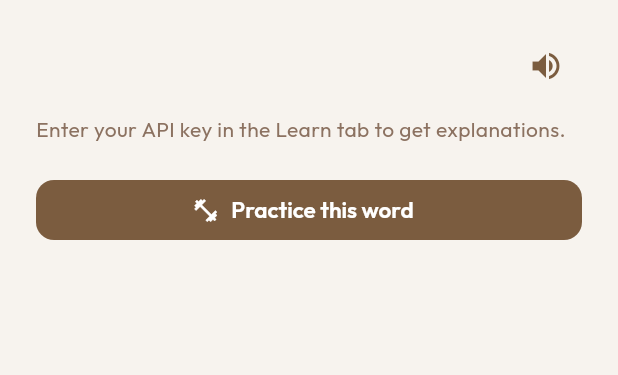
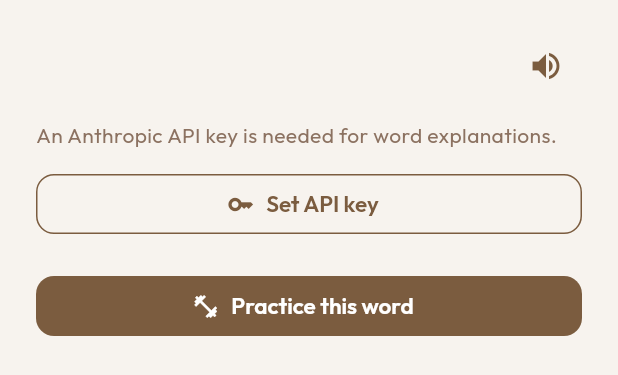
Before and after one commit to benfinkel15/koala, a Flutter app: the WordDrillSheet widget shown alone on an empty page, opened directly with empty values, on a phone screen of 412 x 824 dp. Shown: the top 375 px of the screen. Run offline on Flutter 3.47's test engine with Material 3 defaults, Android fonts, the phone set to English and light mode, and no system bars; our stand-ins replace cloud_firestore, firebase_auth, firebase_core, flutter_animate, flutter_riverpod, flutter_tts and 4 more; accounts and stored records are empty.

Commit message:
fix chat CORS and word drill key prompt
Add missing anthropic-dangerous-direct-browser-access header to
conversation screen so API calls succeed from the browser. Replace
the static no-key message in WordDrillSheet with a Set API key button
that saves the key and immediately retries loading the explanation.

Co-Authored-By: Claude Sonnet 4.6 <noreply@anthropic.com>
Claude-Session: https://claude.ai/code/session_01XyDmqyPymLsEJuYkQu2ay9

```diff
--- a/lib/features/conversation/presentation/conversation_screen.dart
+++ b/lib/features/conversation/presentation/conversation_screen.dart
@@ -122,6 +122,7 @@ class _ConversationScreenState extends State<ConversationScreen> {
           'x-api-key': _apiKey!,
           'anthropic-version': '2023-06-01',
           'content-type': 'application/json',
+          'anthropic-dangerous-direct-browser-access': 'true',
         },
         body: jsonEncode({
           'model': 'claude-haiku-5-5',
--- a/lib/widgets/word_drill_sheet.dart
+++ b/lib/widgets/word_drill_sheet.dart
@@ -2,6 +2,7 @@ import 'package:flutter/material.dart';
 import 'package:koala/core/constants/app_colors.dart';
 import 'package:koala/services/audio_service.dart';
 import 'package:koala/services/word_explainer_service.dart';
+import 'package:shared_preferences/shared_preferences.dart';
 
 enum _Phase { loading, explanation, drill, result }
 
@@ -79,6 +80,39 @@ class _WordDrillSheetState extends State<WordDrillSheet> {
     if (mounted) setState(() { _explanation = result; _phase = _Phase.explanation; });
   }
 
+  Future<void> _showKeyDialog() async {
+    final controller = TextEditingController();
+    await showDialog<void>(
+      context: context,
+      builder: (ctx) => AlertDialog(
+        title: const Text('Anthropic API Key'),
+        content: TextField(
+          controller: controller,
+          decoration: const InputDecoration(hintText: 'sk-ant-...', labelText: 'API Key'),
+          obscureText: true,
+          autofocus: true,
+        ),
+        actions: [
+          TextButton(onPressed: () => Navigator.pop(ctx), child: const Text('Cancel')),
+          TextButton(
+            onPressed: () async {
+              final key = controller.text.trim();
+              if (key.isEmpty) return;
+              final prefs = await SharedPreferences.getInstance();
+              await prefs.setString('anthropic_api_key', key);
+              if (ctx.mounted) Navigator.pop(ctx);
+            },
+            child: const Text('Save'),
+          ),
+        ],
+      ),
+    );
+    controller.dispose();
+    if (!mounted) return;
+    setState(() { _phase = _Phase.loading; _noKey = false; });
+    _load();
+  }
+
   void _check() {
     final correct =
         _answer.text.trim().toLowerCase() == widget.word.toLowerCase();
@@ -138,9 +172,20 @@ class _WordDrillSheetState extends State<WordDrillSheet> {
           ],
         ),
         if (_noKey) ...[
-          const SizedBox(height: 8),
-          Text('Enter your API key in the Learn tab to get explanations.',
-              style: TextStyle(color: AppColors.textSecondary)),
+          const SizedBox(height: 12),
+          Text(
+            'An Anthropic API key is needed for word explanations.',
+            style: const TextStyle(color: AppColors.textSecondary),
+          ),
+          const SizedBox(height: 12),
+          SizedBox(
+            width: double.infinity,
+            child: OutlinedButton.icon(
+              onPressed: _showKeyDialog,
+              icon: const Icon(Icons.key, size: 18),
+              label: const Text('Set API key'),
+            ),
+          ),
         ] else if (_explanation == null) ...[
           const SizedBox(height: 8),
           const Text('Could not load explanation.'),
```
